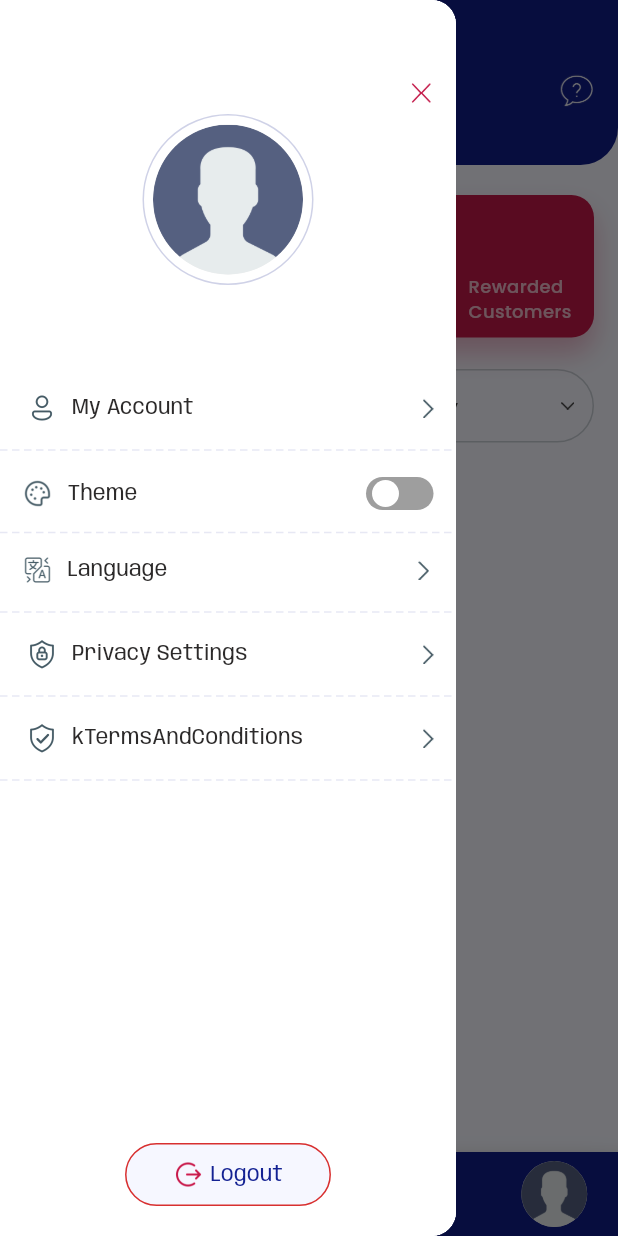
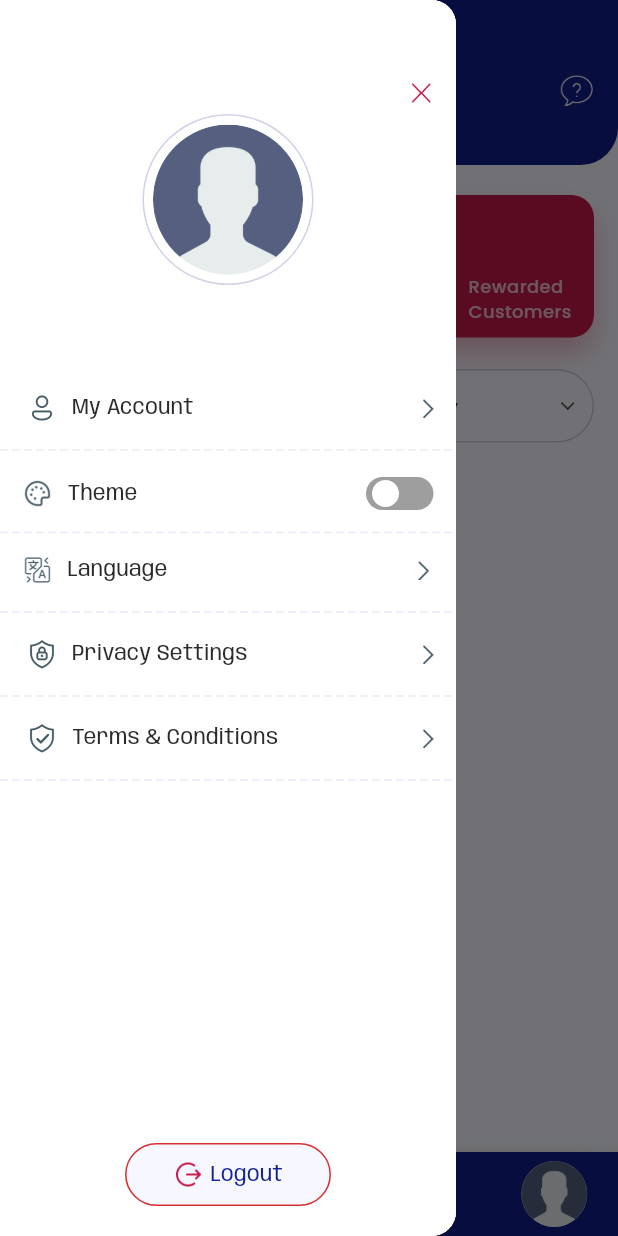
Before and after one commit to bitsandbytes2022-prog/hiwash_partner, a Flutter app: the DashboardScreen screen opened by its route, with the side drawer open, on a phone screen of 412 x 824 dp. Run offline on Flutter 3.47's test engine with Material 3 defaults, Android fonts, the phone set to English and light mode, and no system bars; drawn by our look-alikes of animated_bottom_navigation_bar, cached_network_image; our stand-ins replace connectivity_plus, dio, firebase_core, firebase_messaging, flutter_local_notifications, flutter_screenutil and 9 more; missing offline and left inert: app_settings, qr_code_scanner_plus; accounts and stored records are empty; network calls fail; project files that could hold a hidden picture were left out.

Commit message:
apply localization

```diff
--- a/lib/featuers/dashboard/view/dashbord_screen.dart
+++ b/lib/featuers/dashboard/view/dashbord_screen.dart
@@ -188,7 +188,7 @@ class _DashboardScreenState extends State<DashboardScreen> {
                 _currentIndex == 0
                     ? EdgeInsets.only(left: 16, right: 16, top: 40, bottom: 30)
                     : EdgeInsets.only(left: 16, right: 16, top: 40),
-            headingText: _headings[_currentIndex],
+            headingText: _headings[_currentIndex].tr,
             padding:
                 _currentIndex == 2
                     ? EdgeInsets.zero
--- a/lib/featuers/profile/view/drawer_screen.dart
+++ b/lib/featuers/profile/view/drawer_screen.dart
@@ -158,7 +158,7 @@ class DrawerScreen extends StatelessWidget {
         ),
         drawerRowWidget(
           onTap: () => Get.to(TermsAndConditionScreen()),
-          title: StringConstant.kTermsAndConditions,
+          title: StringConstant.kTermsAndConditions.tr,
           image: Assets.iconsIcTermscondition,
         ),
         Spacer(),
--- a/lib/featuers/reward/controller/reward_controller.dart
+++ b/lib/featuers/reward/controller/reward_controller.dart
@@ -136,7 +136,7 @@ class RewardController extends GetxController {
 
 
   void toggleSortOrder() {
-    if (sortByText.value == StringConstant.kSortByExpiry.tr) {
+    if (sortByText.value == "Sort by Expiry") {
       isAscending.value = true;
     } else {
       isAscending.value = !isAscending.value;
--- a/lib/widgets/components/app_home_bg.dart
+++ b/lib/widgets/components/app_home_bg.dart
@@ -1,4 +1,5 @@
 import 'package:flutter/material.dart';
+import 'package:get/get.dart';
 import 'package:get/get_core/src/get_main.dart';
 import 'package:get/get_navigation/src/extension_navigation.dart';
 import 'package:hiwash_partner/featuers/profile/view/chat_screen.dart';
@@ -90,7 +91,7 @@ class AppHomeBg extends StatelessWidget {
                             ),
                         centerHeading ??
                             Text(
-                              headingText ?? '',
+                              headingText?.tr ?? '',
                               style: w700_16a(color: AppColor.white),
                             ),
                         iconRight ??
```
Also changed, not shown: lib/main.dart (+9 -4 lines).
